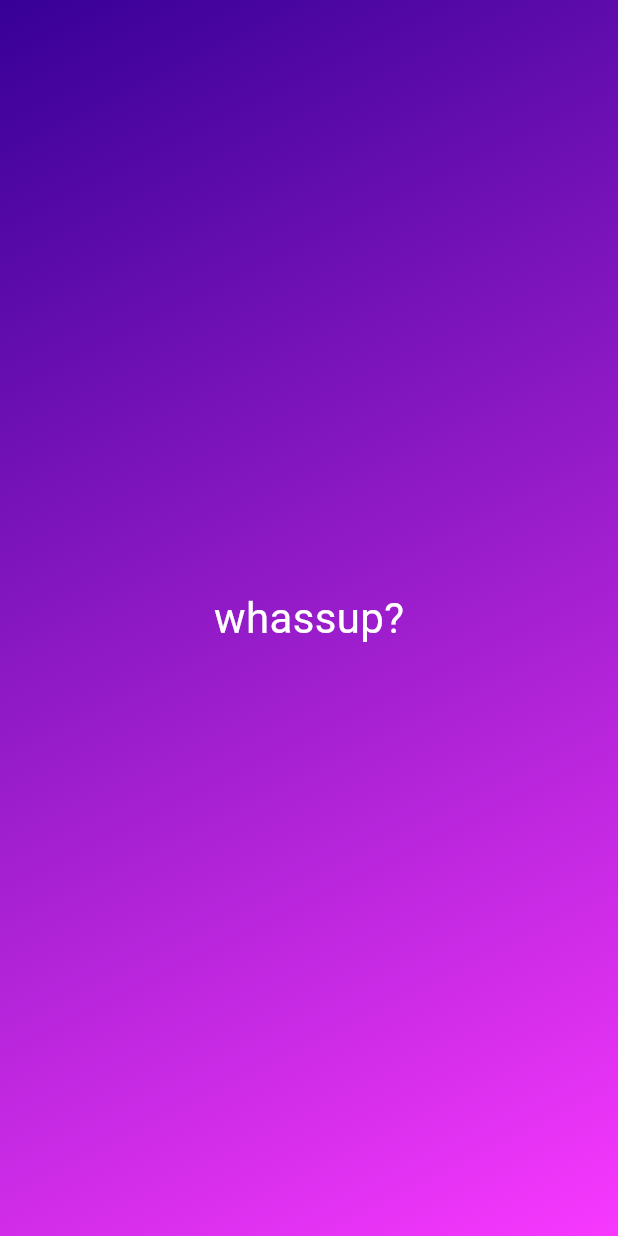
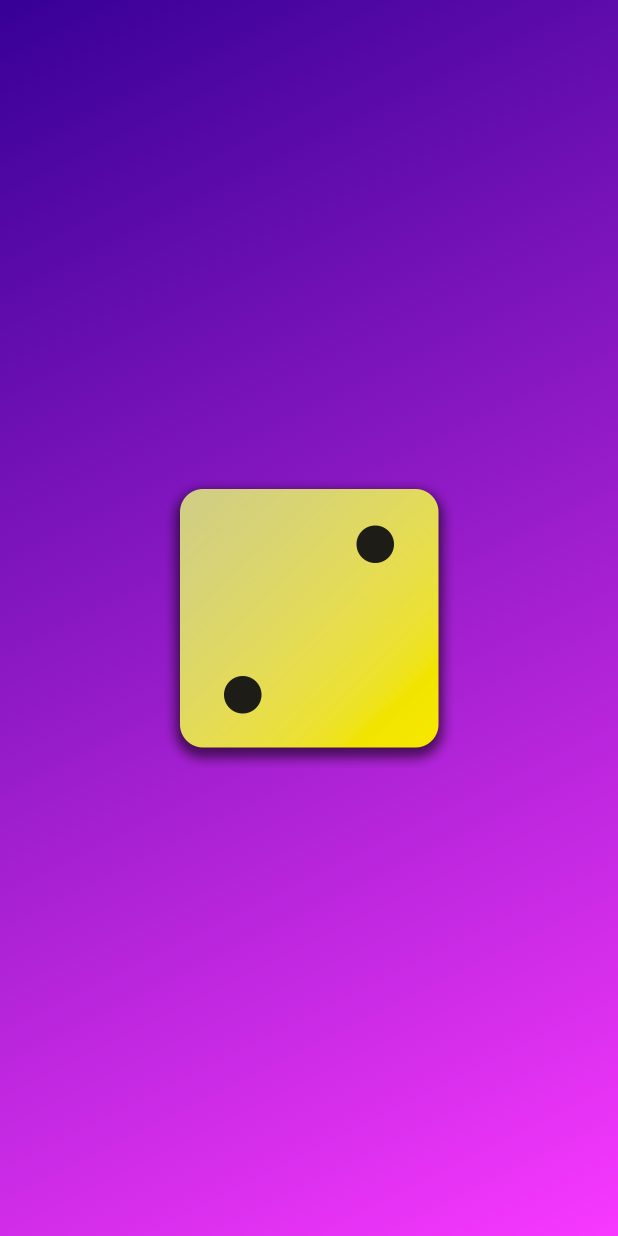
Before and after one commit to jhnnyk/dice_roller, a Flutter app: the screen it shows after launch, on a phone screen of 412 x 824 dp. Run offline on Flutter 3.47's test engine with Material 3 defaults, Android fonts, the phone set to English and light mode, and no system bars.

Commit message:
adding images

```diff
--- a/lib/gradient_container.dart
+++ b/lib/gradient_container.dart
@@ -1,5 +1,4 @@
 import 'package:flutter/material.dart';
-import 'package:dice_roller/styled_text.dart';
 
 class GradientContainer extends StatelessWidget {
   const GradientContainer(this.color1, this.color2, {super.key});
@@ -16,32 +15,9 @@ class GradientContainer extends StatelessWidget {
           end: Alignment.bottomRight,
         ),
       ),
-      child: const Center(
-        child: StyledText('whassup?'),
+      child: Center(
+        child: Image.asset('assets/images/dice-2.png', width: 200,),
       ),
     );
   }
 }
-
-// another way of doing it that I didn't like as much
-
-// class GradientContainer extends StatelessWidget {
-//   const GradientContainer({super.key, required this.colors});
-//   final List<Color> colors;
-
-//   @override
-//   Widget build(context) {
-//     return Container(
-//       decoration: BoxDecoration(
-//         gradient: LinearGradient(
-//           colors: colors,
-//           begin: Alignment.topLeft,
-//           end: Alignment.bottomRight,
-//         ),
-//       ),
-//       child: const Center(
-//         child: StyledText('whassup?'),
-//       ),
-//     );
-//   }
-// }
```
Also changed, not shown: pubspec.yaml (+7 -0 lines), assets/images/dice-1.png (added), assets/images/dice-2.png (added), assets/images/dice-3.png (added), assets/images/dice-4.png (added), assets/images/dice-5.png (added), assets/images/dice-6.png (added).
